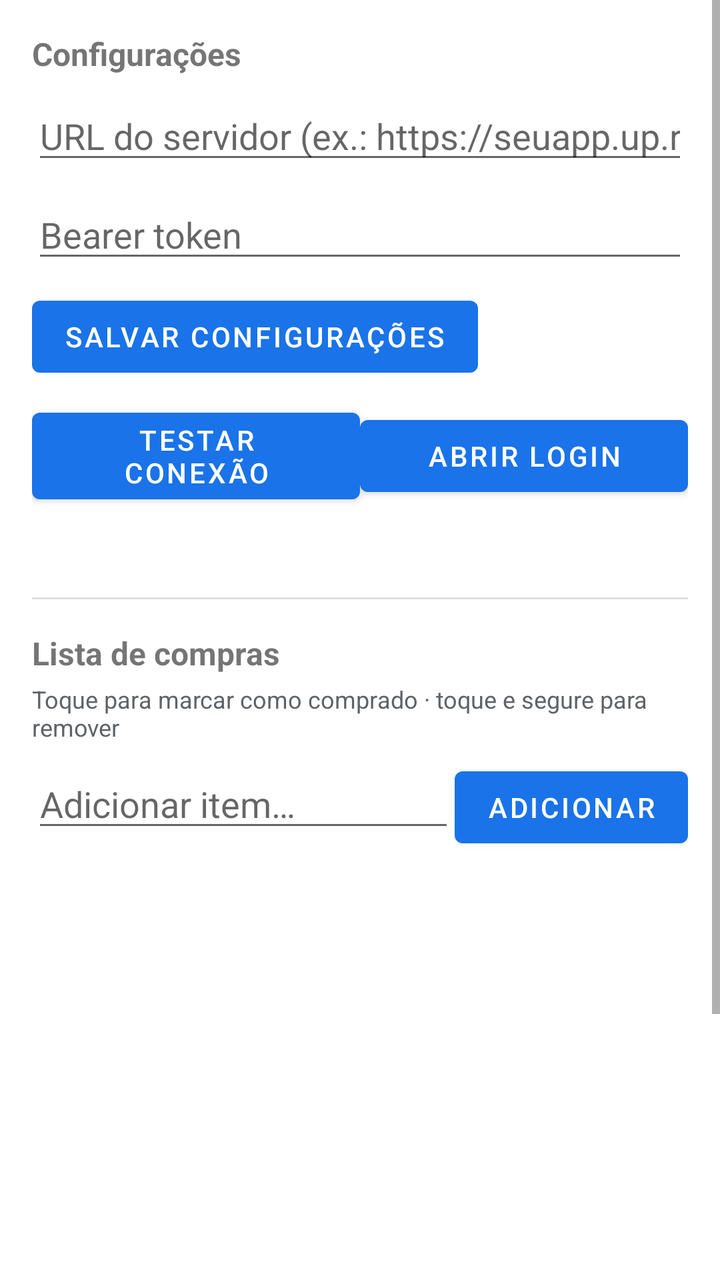
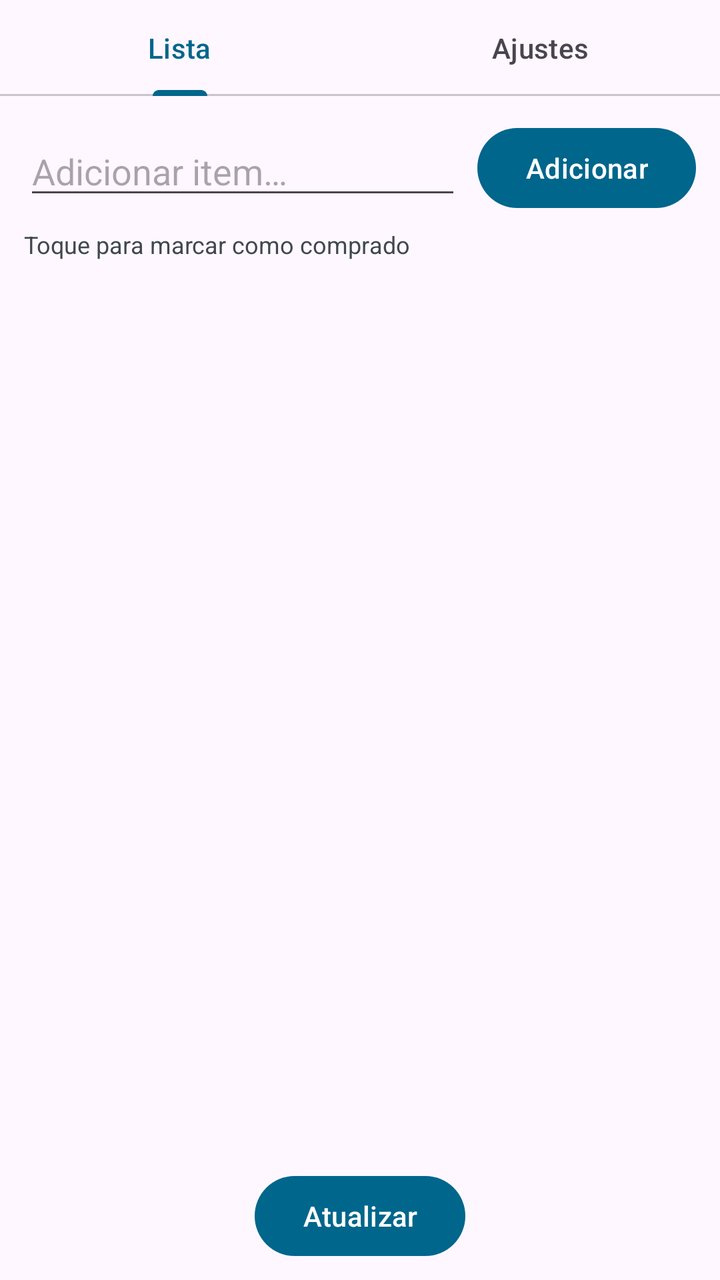

Before-and-after screenshots of an Android layout around one commit, followed by the original layout XML and the change that was made.
<!-- AndroidManifest.xml: application theme Theme.AlexaWidget -->
<!-- res/layout/activity_main.xml -->
<?xml version="1.0" encoding="utf-8"?>
<ScrollView xmlns:android="http://schemas.android.com/apk/res/android"
    android:layout_width="match_parent"
    android:layout_height="match_parent">

    <LinearLayout
        android:layout_width="match_parent"
        android:layout_height="wrap_content"
        android:orientation="vertical"
        android:padding="16dp">

        <TextView
            android:layout_width="wrap_content"
            android:layout_height="wrap_content"
            android:text="@string/settings_title"
            android:textStyle="bold"
            android:textSize="16sp"
            android:layout_marginBottom="8dp" />

        <EditText
            android:id="@+id/server_url_input"
            android:layout_width="match_parent"
            android:layout_height="wrap_content"
            android:hint="@string/server_url_hint"
            android:inputType="textUri"
            android:maxLines="1" />

        <EditText
            android:id="@+id/token_input"
            android:layout_width="match_parent"
            android:layout_height="wrap_content"
            android:hint="@string/token_hint"
            android:inputType="textVisiblePassword"
            android:maxLines="1"
            android:layout_marginTop="8dp" />

        <Button
            android:id="@+id/save_settings_button"
            android:layout_width="wrap_content"
            android:layout_height="wrap_content"
            android:text="@string/save_settings"
            android:layout_marginTop="8dp" />

        <LinearLayout
            android:layout_width="match_parent"
            android:layout_height="wrap_content"
            android:orientation="horizontal"
            android:gravity="center_vertical"
            android:layout_marginTop="8dp">

            <Button
                android:id="@+id/test_connection_button"
                android:layout_width="0dp"
                android:layout_height="wrap_content"
                android:layout_weight="1"
                android:text="@string/test_connection" />

            <Button
                android:id="@+id/open_login_button"
                android:layout_width="0dp"
                android:layout_height="wrap_content"
                android:layout_weight="1"
                android:text="@string/open_login" />
        </LinearLayout>

        <TextView
            android:id="@+id/status_text"
            android:layout_width="match_parent"
            android:layout_height="wrap_content"
            android:layout_marginTop="8dp" />

        <View
            android:layout_width="match_parent"
            android:layout_height="1dp"
            android:background="?android:attr/listDivider"
            android:layout_marginTop="16dp"
            android:layout_marginBottom="16dp" />

        <TextView
            android:layout_width="wrap_content"
            android:layout_height="wrap_content"
            android:text="@string/list_title"
            android:textStyle="bold"
            android:textSize="16sp"
            android:layout_marginBottom="4dp" />

        <TextView
            android:layout_width="wrap_content"
            android:layout_height="wrap_content"
            android:text="@string/items_hint_tap"
            android:textSize="12sp"
            android:textColor="@color/widget_text_secondary"
            android:layout_marginBottom="8dp" />

        <LinearLayout
            android:layout_width="match_parent"
            android:layout_height="wrap_content"
            android:orientation="horizontal">

            <EditText
                android:id="@+id/new_item_input"
                android:layout_width="0dp"
                android:layout_height="wrap_content"
                android:layout_weight="1"
                android:hint="@string/new_item_hint"
                android:maxLines="1" />

            <Button
                android:id="@+id/add_item_button"
                android:layout_width="wrap_content"
                android:layout_height="wrap_content"
                android:text="@string/add" />
        </LinearLayout>

        <ListView
            android:id="@+id/items_list_view"
            android:layout_width="match_parent"
            android:layout_height="300dp"
            android:layout_marginTop="8dp" />

        <Button
            android:id="@+id/refresh_list_button"
            android:layout_width="wrap_content"
            android:layout_height="wrap_content"
            android:text="@string/refresh"
            android:layout_marginTop="8dp" />

    </LinearLayout>
</ScrollView>
<!-- resources referenced by this layout -->
<resources>
  <color name="widget_text_secondary">#FF5F6368</color>
  <string name="add">Adicionar</string>
  <string name="items_hint_tap">Toque para marcar como comprado · toque e segure para remover</string>
  <string name="list_title">Lista de compras</string>
  <string name="new_item_hint">Adicionar item…</string>
  <string name="open_login">Abrir login</string>
  <string name="refresh">Atualizar</string>
  <string name="save_settings">Salvar configurações</string>
  <string name="server_url_hint">URL do servidor (ex.: https://seuapp.up.railway.app)</string>
  <string name="settings_title">Configurações</string>
  <string name="test_connection">Testar conexão</string>
  <string name="token_hint">Bearer token</string>
  <style name="Theme.AlexaWidget" parent="Theme.MaterialComponents.DayNight.NoActionBar">
          <item name="colorPrimary">@color/widget_accent</item>
          <item name="colorPrimaryDark">@color/widget_accent</item>
          <item name="colorAccent">@color/widget_accent</item>
      </style>
  <color name="widget_accent">#FF1A73E8</color>
</resources>

<!-- the commit's change to res/layout/activity_main.xml (unified diff, before → after) -->
@@ -1,129 +1,159 @@
 <?xml version="1.0" encoding="utf-8"?>
-<ScrollView xmlns:android="http://schemas.android.com/apk/res/android"
+<LinearLayout xmlns:android="http://schemas.android.com/apk/res/android"
     android:layout_width="match_parent"
-    android:layout_height="match_parent">
+    android:layout_height="match_parent"
+    android:orientation="vertical">
 
-    <LinearLayout
+    <com.google.android.material.tabs.TabLayout
+        android:id="@+id/tab_layout"
         android:layout_width="match_parent"
-        android:layout_height="wrap_content"
-        android:orientation="vertical"
-        android:padding="16dp">
+        android:layout_height="wrap_content">
 
-        <TextView
+        <com.google.android.material.tabs.TabItem
             android:layout_width="wrap_content"
             android:layout_height="wrap_content"
-            android:text="@string/settings_title"
-            android:textStyle="bold"
-            android:textSize="16sp"
-            android:layout_marginBottom="8dp" />
+            android:text="@string/tab_list" />
 
-        <EditText
-            android:id="@+id/server_url_input"
-            android:layout_width="match_parent"
-            android:layout_height="wrap_content"
-            android:hint="@string/server_url_hint"
-            android:inputType="textUri"
-            android:maxLines="1" />
-
-        <EditText
-            android:id="@+id/token_input"
-            android:layout_width="match_parent"
-            android:layout_height="wrap_content"
-            android:hint="@string/token_hint"
-            android:inputType="textVisiblePassword"
-            android:maxLines="1"
-            android:layout_marginTop="8dp" />
-
-        <Button
-            android:id="@+id/save_settings_button"
+        <com.google.android.material.tabs.TabItem
             android:layout_width="wrap_content"
             android:layout_height="wrap_content"
-            android:text="@string/save_settings"
-            android:layout_marginTop="8dp" />
+            android:text="@string/tab_settings" />
+    </com.google.android.material.tabs.TabLayout>
+
+    <FrameLayout
+        android:layout_width="match_parent"
+        android:layout_height="0dp"
+        android:layout_weight="1">
 
         <LinearLayout
+            android:id="@+id/list_page"
             android:layout_width="match_parent"
-            android:layout_height="wrap_content"
-            android:orientation="horizontal"
-            android:gravity="center_vertical"
-            android:layout_marginTop="8dp">
+            android:layout_height="match_parent"
+            android:orientation="vertical">
+
+            <LinearLayout
+                android:layout_width="match_parent"
+                android:layout_height="wrap_content"
+                android:orientation="horizontal"
+                android:gravity="center_vertical"
+                android:paddingStart="12dp"
+                android:paddingEnd="12dp"
+                android:paddingTop="12dp">
+
+                <EditText
+                    android:id="@+id/new_item_input"
+                    android:layout_width="0dp"
+                    android:layout_height="wrap_content"
+                    android:layout_weight="1"
+                    android:hint="@string/new_item_hint"
+                    android:maxLines="1" />
+
+                <Button
+                    android:id="@+id/add_item_button"
+                    android:layout_width="wrap_content"
+                    android:layout_height="wrap_content"
+                    android:layout_marginStart="8dp"
+                    android:text="@string/add" />
+            </LinearLayout>
+
+            <TextView
+                android:layout_width="wrap_content"
+                android:layout_height="wrap_content"
+                android:text="@string/items_hint_tap"
+                android:textSize="12sp"
+                android:textColor="@color/widget_text_secondary"
+                android:paddingStart="12dp"
+                android:paddingEnd="12dp"
+                android:paddingTop="6dp"
+                android:paddingBottom="2dp" />
+
+            <ListView
+                android:id="@+id/items_list_view"
+                android:layout_width="match_parent"
+                android:layout_height="0dp"
+                android:layout_weight="1" />
 
             <Button
-                android:id="@+id/test_connection_button"
-                android:layout_width="0dp"
+                android:id="@+id/refresh_list_button"
+                android:layout_width="wrap_content"
                 android:layout_height="wrap_content"
-                android:layout_weight="1"
-                android:text="@string/test_connection" />
-
-            <Button
-                android:id="@+id/open_login_button"
-                android:layout_width="0dp"
-                android:layout_height="wrap_content"
-                android:layout_weight="1"
-                android:text="@string/open_login" />
+                android:layout_gravity="center_horizontal"
+                android:layout_margin="8dp"
+                android:text="@string/refresh" />
         </LinearLayout>
 
-        <TextView
-            android:id="@+id/status_text"
+        <ScrollView
+            android:id="@+id/settings_page"
             android:layout_width="match_parent"
-            android:layout_height="wrap_content"
-            android:layout_marginTop="8dp" />
+            android:layout_height="match_parent"
+            android:visibility="gone">
 
-        <View
-            android:layout_width="match_parent"
-            android:layout_height="1dp"
-            android:background="?android:attr/listDivider"
-            android:layout_marginTop="16dp"
-            android:layout_marginBottom="16dp" />
+            <LinearLayout
+                android:layout_width="match_parent"
+                android:layout_height="wrap_content"
+                android:orientation="vertical"
+                android:padding="16dp">
 
-        <TextView
-            android:layout_width="wrap_content"
-            android:layout_height="wrap_content"
-            android:text="@string/list_title"
-            android:textStyle="bold"
-            android:textSize="16sp"
-            android:layout_marginBottom="4dp" />
+                <TextView
+                    android:layout_width="wrap_content"
+                    android:layout_height="wrap_content"
+                    android:text="@string/settings_title"
+                    android:textStyle="bold"
+                    android:textSize="16sp"
+                    android:layout_marginBottom="8dp" />
 
-        <TextView
-            android:layout_width="wrap_content"
-            android:layout_height="wrap_content"
-            android:text="@string/items_hint_tap"
-            android:textSize="12sp"
-            android:textColor="@color/widget_text_secondary"
-            android:layout_marginBottom="8dp" />
+                <EditText
+                    android:id="@+id/server_url_input"
+                    android:layout_width="match_parent"
+                    android:layout_height="wrap_content"
+                    android:hint="@string/server_url_hint"
+                    android:inputType="textUri"
+                    android:maxLines="1" />
 
-        <LinearLayout
-            android:layout_width="match_parent"
-            android:layout_height="wrap_content"
-            android:orientation="horizontal">
+                <EditText
+                    android:id="@+id/token_input"
+                    android:layout_width="match_parent"
+                    android:layout_height="wrap_content"
+                    android:hint="@string/token_hint"
+                    android:inputType="textVisiblePassword"
+                    android:maxLines="1"
+                    android:layout_marginTop="8dp" />
 
-            <EditText
-                android:id="@+id/new_item_input"
-                android:layout_width="0dp"
-                android:layout_height="wrap_content"
-                android:layout_weight="1"
-                android:hint="@string/new_item_hint"
-                android:maxLines="1" />
+                <Button
+                    android:id="@+id/save_settings_button"
+                    android:layout_width="wrap_content"
+                    android:layout_height="wrap_content"
+                    android:text="@string/save_settings"
+                    android:layout_marginTop="8dp" />
 
-            <Button
-                android:id="@+id/add_item_button"
-                android:layout_width="wrap_content"
-                android:layout_height="wrap_content"
-                android:text="@string/add" />
-        </LinearLayout>
+                <LinearLayout
+                    android:layout_width="match_parent"
+                    android:layout_height="wrap_content"
+                    android:orientation="horizontal"
+                    android:gravity="center_vertical"
+                    android:layout_marginTop="8dp">
 
-        <ListView
-            android:id="@+id/items_list_view"
-            android:layout_width="match_parent"
-            android:layout_height="300dp"
-            android:layout_marginTop="8dp" />
+                    <Button
+                        android:id="@+id/test_connection_button"
+                        android:layout_width="0dp"
+                        android:layout_height="wrap_content"
+                        android:layout_weight="1"
+                        android:text="@string/test_connection" />
 
-        <Button
-            android:id="@+id/refresh_list_button"
-            android:layout_width="wrap_content"
-            android:layout_height="wrap_content"
-            android:text="@string/refresh"
-            android:layout_marginTop="8dp" />
+                    <Button
+                        android:id="@+id/open_login_button"
+                        android:layout_width="0dp"
+                        android:layout_height="wrap_content"
+                        android:layout_weight="1"
+                        android:text="@string/open_login" />
+                </LinearLayout>
 
-    </LinearLayout>
-</ScrollView>
+                <TextView
+                    android:id="@+id/status_text"
+                    android:layout_width="match_parent"
+                    android:layout_height="wrap_content"
+                    android:layout_marginTop="8dp" />
+            </LinearLayout>
+        </ScrollView>
+    </FrameLayout>
+</LinearLayout>
<!-- resource entries referenced after the edit -->
@@ -2,17 +2,18 @@
 <resources>
   <color name="widget_text_secondary">#FF5F6368</color>
   <string name="add">Adicionar</string>
-  <string name="items_hint_tap">Toque para marcar como comprado · toque e segure para remover</string>
-  <string name="list_title">Lista de compras</string>
+  <string name="items_hint_tap">Toque para marcar como comprado</string>
   <string name="new_item_hint">Adicionar item…</string>
   <string name="open_login">Abrir login</string>
   <string name="refresh">Atualizar</string>
   <string name="save_settings">Salvar configurações</string>
   <string name="server_url_hint">URL do servidor (ex.: https://seuapp.up.railway.app)</string>
   <string name="settings_title">Configurações</string>
+  <string name="tab_list">Lista</string>
+  <string name="tab_settings">Ajustes</string>
   <string name="test_connection">Testar conexão</string>
   <string name="token_hint">Bearer token</string>
-  <style name="Theme.AlexaWidget" parent="Theme.MaterialComponents.DayNight.NoActionBar">
+  <style name="Theme.AlexaWidget" parent="Theme.Material3.DayNight.NoActionBar">
           <item name="colorPrimary">@color/widget_accent</item>
           <item name="colorPrimaryDark">@color/widget_accent</item>
           <item name="colorAccent">@color/widget_accent</item>
